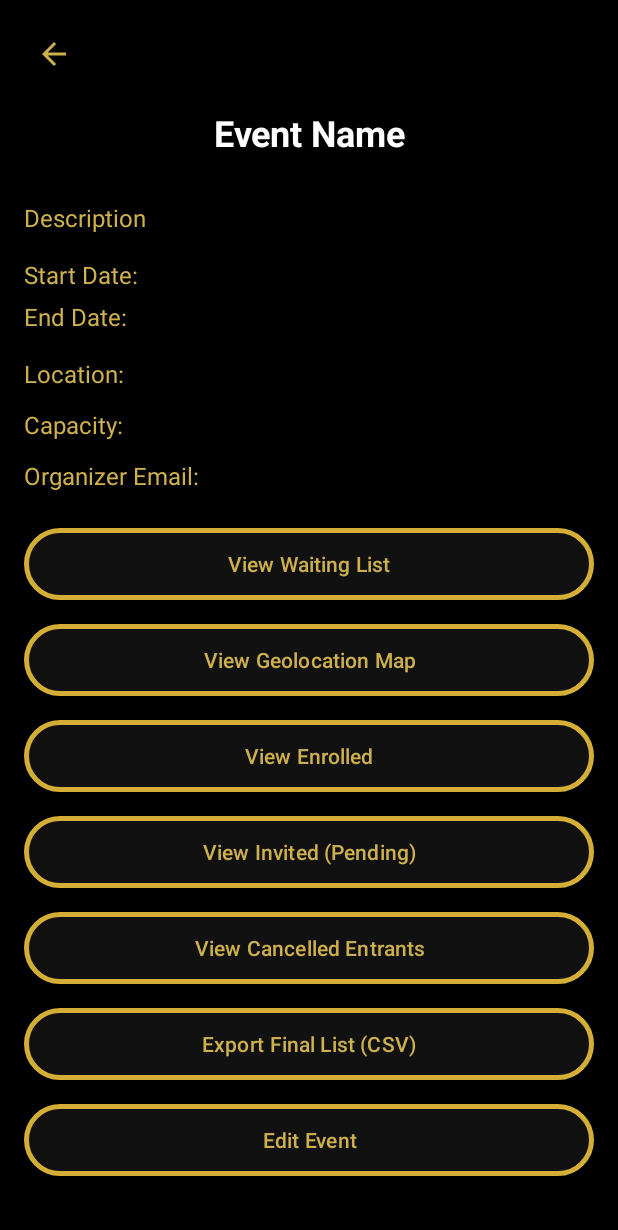
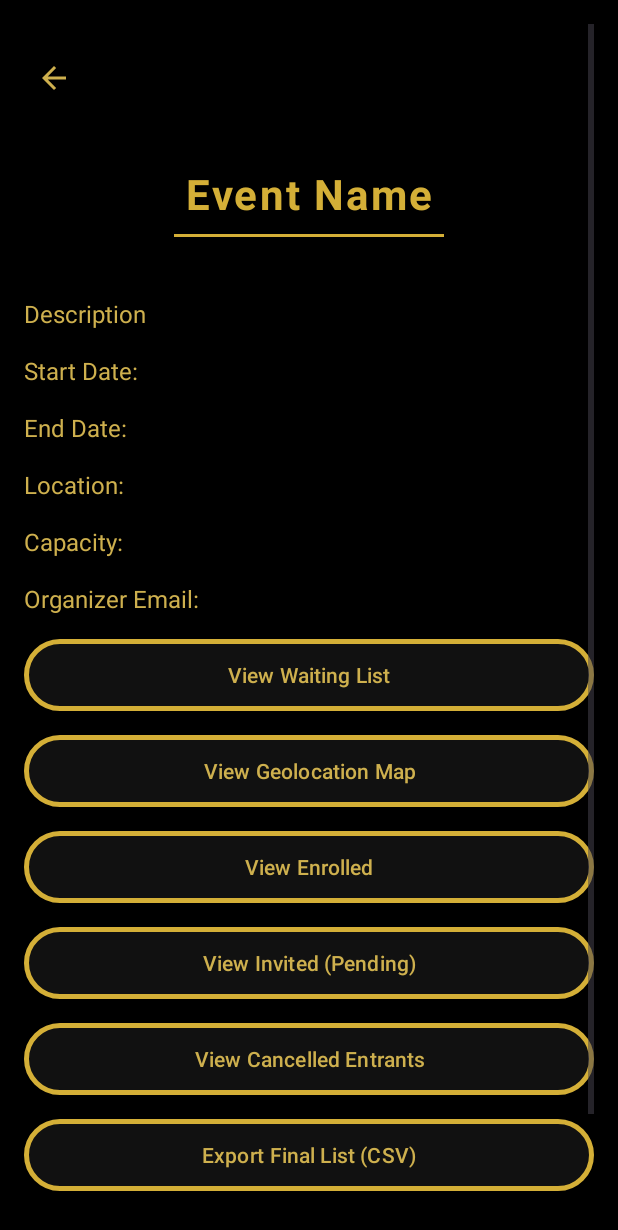
Before and after one commit to CMPUT301-Sulfur/sulfur-events, an Android app: the OrganizerViewEventActivity screen opened directly, with no data from a screen before it, on a phone screen of 412 x 824 dp. Shown: the top 1230 px of the screen. Run offline under Robolectric (Android 15) with nearby library versions, the phone set to English and light mode, and no system bars; our stand-ins replace Firebase (no records; nobody signed in at launch, a user with empty details on screens opened directly); 1 statement that could not run was skipped.

Commit message:
Fixed spacing

```diff
--- a/app/src/main/res/layout/organizer_view_event_activity.xml
+++ b/app/src/main/res/layout/organizer_view_event_activity.xml
@@ -12,37 +12,43 @@
         android:orientation="vertical"
         android:paddingBottom="40dp">
 
-        <!--  Back Button -->
+        <!-- BACK BUTTON -->
         <ImageButton
             android:id="@+id/backButtonEventDetails"
             android:layout_width="40dp"
             android:layout_height="40dp"
             android:background="@android:color/transparent"
             android:src="@drawable/back_arrow"
-            android:contentDescription="Back to Your Events"
+            android:contentDescription="Back"
             android:layout_gravity="start"
+            android:layout_marginTop="16dp"
             android:layout_marginBottom="8dp" />
 
-        <!--  Event Title -->
+        <!-- PAGE TITLE (MATCHES ORGANIZER ACTIVITY) -->
         <TextView
             android:id="@+id/tvEventName"
             android:layout_width="match_parent"
             android:layout_height="wrap_content"
             android:text="Event Name"
+            android:textColor="#D4AF37"
+            android:textSize="28sp"
             android:textStyle="bold"
-            android:textSize="24sp"
-            android:textColor="@color/white"
+            android:letterSpacing="0.05"
             android:gravity="center"
+            android:layout_marginTop="30dp" />
+
+        <!-- GOLD DIVIDER (MATCHING WIDTH AND STYLE) -->
+        <View
+            android:id="@+id/titleDivider"
+            android:layout_width="180dp"
+            android:layout_height="2dp"
+            android:background="#D4AF37"
+            android:layout_gravity="center"
             android:layout_marginTop="8dp"
-            android:layout_marginBottom="12dp" />
+            android:layout_marginBottom="20dp"/>
 
-        <View
-            android:layout_width="match_parent"
-            android:layout_height="1dp"
-            android:background="@color/black"
-            android:layout_marginBottom="16dp" />
+            <!-- DETAILS -->
 
-        <!--  Description -->
             <TextView
                 android:id="@+id/tvDescription"
                 android:layout_width="match_parent"
@@ -50,9 +56,8 @@
                 android:text="Description"
                 android:textSize="16sp"
                 android:textColor="@color/yellow"
-            android:layout_marginBottom="16dp" />
+                android:layout_marginTop="20dp" />
 
-        <!--  Dates -->
             <TextView
                 android:id="@+id/tvStartDate"
                 android:layout_width="match_parent"
@@ -60,7 +65,7 @@
                 android:text="Start Date:"
                 android:textSize="16sp"
                 android:textColor="@color/yellow"
-            android:layout_marginBottom="6dp" />
+                android:layout_marginTop="16dp" />
 
             <TextView
                 android:id="@+id/tvEndDate"
@@ -69,9 +74,8 @@
                 android:text="End Date:"
                 android:textSize="16sp"
                 android:textColor="@color/yellow"
-            android:layout_marginBottom="16dp" />
+                android:layout_marginTop="16dp" />
 
-        <!--  Location -->
             <TextView
                 android:id="@+id/tvLocation"
                 android:layout_width="match_parent"
@@ -79,9 +83,8 @@
                 android:text="Location:"
                 android:textSize="16sp"
                 android:textColor="@color/yellow"
-            android:layout_marginBottom="12dp" />
+                android:layout_marginTop="16dp" />
 
-        <!--  Capacity -->
             <TextView
                 android:id="@+id/tvCapacity"
                 android:layout_width="match_parent"
@@ -89,9 +92,8 @@
                 android:text="Capacity:"
                 android:textSize="16sp"
                 android:textColor="@color/yellow"
-            android:layout_marginBottom="12dp" />
+                android:layout_marginTop="16dp" />
 
-        <!--  Organizer Email -->
             <TextView
                 android:id="@+id/tvEmail"
                 android:layout_width="match_parent"
@@ -99,7 +101,8 @@
                 android:text="Organizer Email:"
                 android:textSize="16sp"
                 android:textColor="@color/yellow"
-            android:layout_marginBottom="8dp" />
+                android:layout_marginTop="16dp" />
+
 
 
             <!--        Button sections -->
```
Lines whose indentation alone changed are shown as unchanged.
